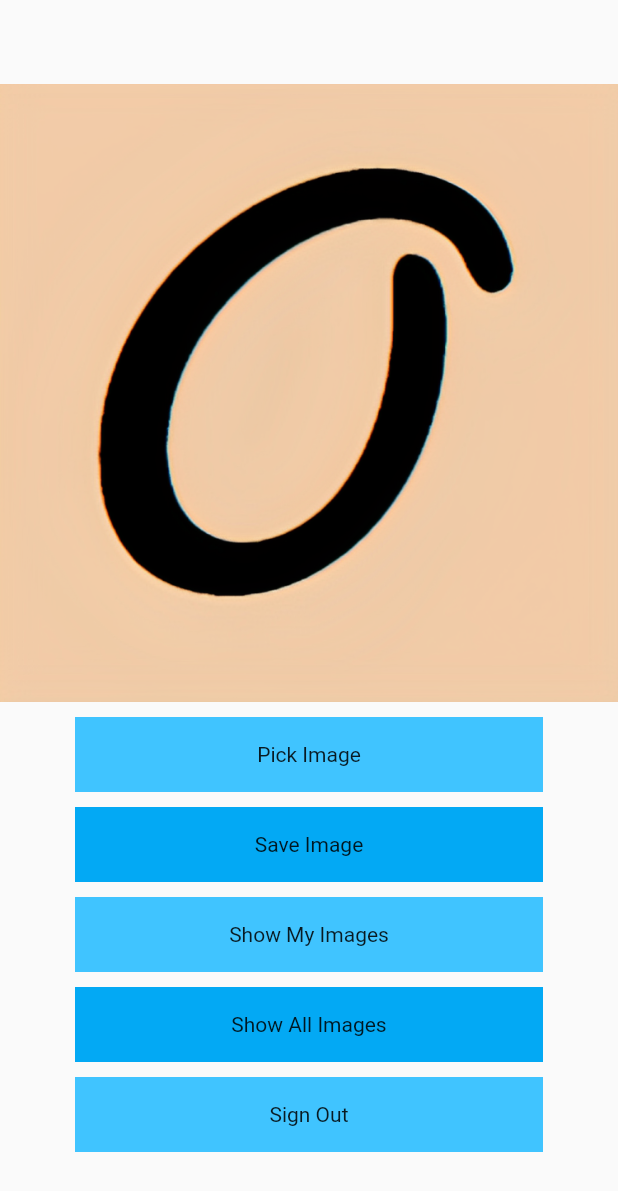
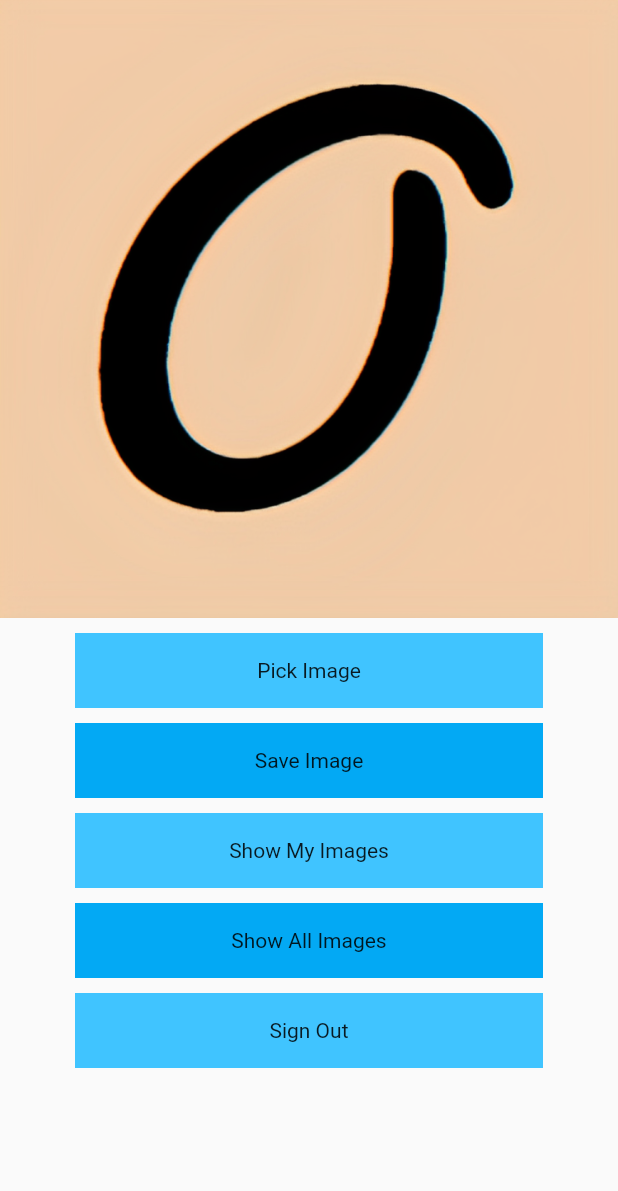
Before and after one commit to harshbhanderi22/image_crud_prototype, a Flutter app: the screen it shows once a user with an empty profile is signed in, on a phone screen of 412 x 824 dp. Shown: the top 1191 px of the screen. Run offline on Flutter 3.47's test engine with Material 2 defaults, Android fonts, the phone set to English and light mode, and no system bars; our stand-ins replace cloud_firestore, firebase_auth, firebase_core, firebase_storage, fluttertoast, image_gallery_saver and 2 more; accounts and stored records are empty.

Commit message:
Bug Fixed

```diff
--- a/lib/Screens/homepage.dart
+++ b/lib/Screens/homepage.dart
@@ -58,7 +58,8 @@ class _HomePageState extends State<HomePage> {
     FirebaseFirestore firestore = FirebaseFirestore.instance;
 
     return Scaffold(
-      body: Column(
+      body: SingleChildScrollView(
+        child: Column(
           mainAxisAlignment: MainAxisAlignment.center,
           children: [
             Container(
@@ -197,6 +198,7 @@ class _HomePageState extends State<HomePage> {
             ),
           ],
         ),
+      ),
     );
   }
 }
--- a/lib/Screens/user_images.dart
+++ b/lib/Screens/user_images.dart
@@ -12,7 +12,6 @@ class _DisplayUserImagesState extends State<DisplayUserImages> {
 
   var userid = FirebaseAuth.instance.currentUser!.uid;
   var image_data;
-
 
   @override
   void initState() {
```
Also changed, not shown: lib/Helper/auth_helper.dart (+6 -1 lines), lib/Models/user_model.dart (added, +9 -0 lines), lib/Screens/loginpage.dart (+7 -6 lines). Lines whose indentation alone changed are shown as unchanged.
